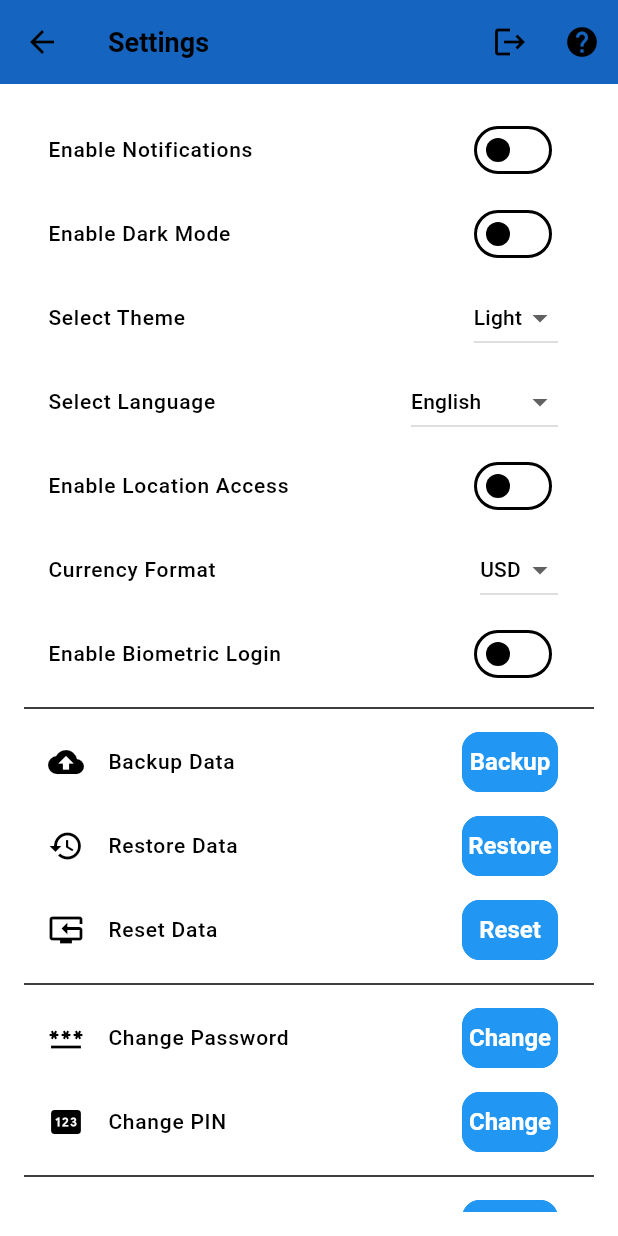
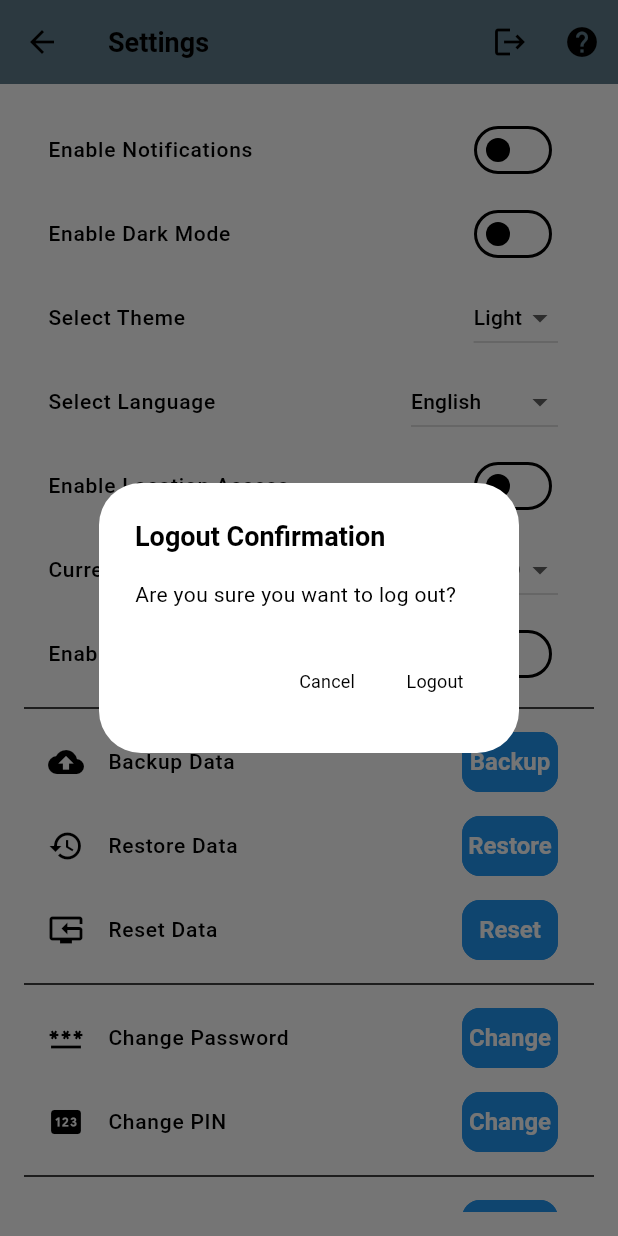
Before and after one commit to JONIETECH/CASH-APP, a Flutter app: the SettingsPage screen opened directly, after a tap on the "logout" icon, on a phone screen of 412 x 824 dp. Run offline on Flutter 3.47's test engine with Material 3 defaults, Android fonts, the phone set to English and light mode, and no system bars; our stand-ins replace bloc, equatable, flutter_bloc, font_awesome_flutter, fpdart, get_it and 5 more; accounts and stored records are empty.

Commit message:
minor ui  fix

```diff
--- a/lib/core/theme/app_pallete.dart
+++ b/lib/core/theme/app_pallete.dart
@@ -49,7 +49,7 @@ class AppPallete {
   static final LightColors light = LightColors();
 
   // App Palette Colors
-  static const Color backgroundColor = Colors.black;
+  static const Color backgroundColor = Color.fromARGB(255, 58, 57, 57);
   static const Color gradient1 = Colors.black;
   static const Color gradient2 = Colors.black;
   static const Color gradient3 = Color.fromRGBO(255, 159, 124, 1);
--- a/lib/core/theme/appbar_theme.dart
+++ b/lib/core/theme/appbar_theme.dart
@@ -6,7 +6,7 @@ import 'package:flutter/material.dart';
     elevation: 0,
     centerTitle: false,
     scrolledUnderElevation: 0,
-    backgroundColor: Colors.transparent,
+    backgroundColor: Colors.blueGrey,
     surfaceTintColor: Colors.transparent,
     iconTheme: IconThemeData(color: Colors.black, size: 24),
     actionsIconTheme: IconThemeData(color: Colors.black, size: 24),
@@ -21,7 +21,7 @@ import 'package:flutter/material.dart';
     elevation: 0,
     centerTitle: false,
     scrolledUnderElevation: 0,
-    backgroundColor: Colors.transparent,
+    backgroundColor: Colors.black,
     surfaceTintColor: Colors.transparent,
     iconTheme: IconThemeData(color: Colors.white, size: 24),
     actionsIconTheme: IconThemeData(color: Colors.white, size: 24),
--- a/lib/core/theme/theme.dart
+++ b/lib/core/theme/theme.dart
@@ -29,9 +29,12 @@ class AppTheme {
     ),
     textTheme: FTextTheme.lightTextTheme,
     chipTheme : FChipTheme.lightChipTheme,
+
+
   );
 
   static final darkThemeMode = ThemeData.dark().copyWith(
+
       scaffoldBackgroundColor: AppPallete.backgroundColor,
       primaryColor: AppPallete.gradient2,
       colorScheme: const ColorScheme.dark(
--- a/lib/features/finance/presentation/pages/dashboardpage.dart
+++ b/lib/features/finance/presentation/pages/dashboardpage.dart
@@ -77,7 +77,11 @@ class _DashboardPageState extends State<DashboardPage> {
       selectedTime = TimeOfDay.now();
     }
 
-    showDialog(
+    showDialogwidget(index, type, nameController, amountController, selectedDate, selectedTime);
+  }
+
+  Future<dynamic> showDialogwidget(int? index, String type, TextEditingController nameController, TextEditingController amountController, DateTime selectedDate, TimeOfDay? selectedTime) {
+    return showDialog(
     context: context,
     builder: (BuildContext context) {
       return AlertDialog(
--- a/lib/features/settings/presentation/pages/settings_page.dart
+++ b/lib/features/settings/presentation/pages/settings_page.dart
@@ -1,3 +1,4 @@
+import 'package:finance_tracker/features/auth/presentation/widgets/logout_confirmation_dialog.dart';
 import 'package:finance_tracker/features/security/presentation/bloc/biometric_bloc.dart';
 import 'package:flutter/material.dart';
 import 'package:flutter_bloc/flutter_bloc.dart';
@@ -39,6 +40,7 @@ class _SettingsPageState extends State<SettingsPage> {
   }
 
   void _logout() {
+    showLogoutConfirmationDialog(context);
     // Implement the logic to log out the user
   }
 
@@ -122,7 +124,7 @@ class _SettingsPageState extends State<SettingsPage> {
     return Scaffold(
       appBar: AppBar(
         title: const Text('Settings'),
-        backgroundColor: Colors.blue[800],
+
         actions: [
           IconButton(
             icon: const Icon(Icons.logout),
```
Also changed, not shown: pubspec.lock. Lines whose indentation alone changed are shown as unchanged.
